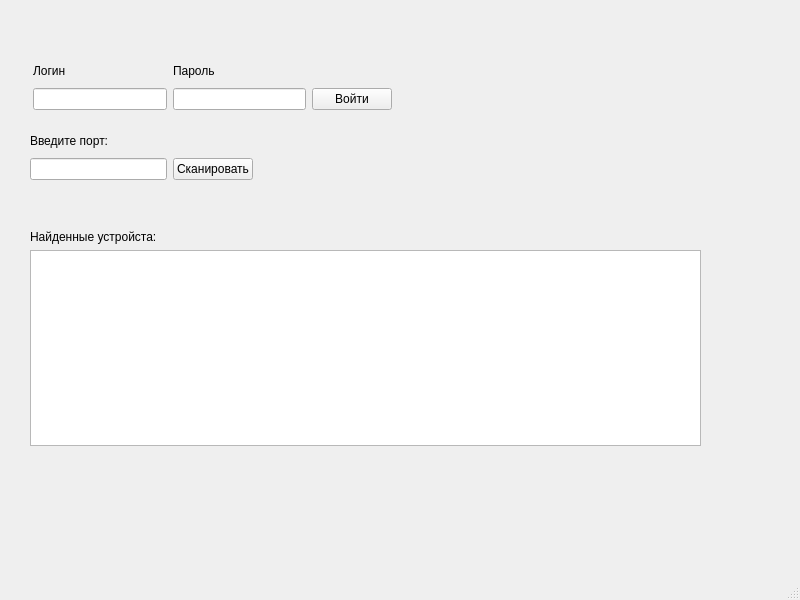
Qt form ui/design/main_window.ui (VadMaxOl/mysql_autobackuper) before a commit.
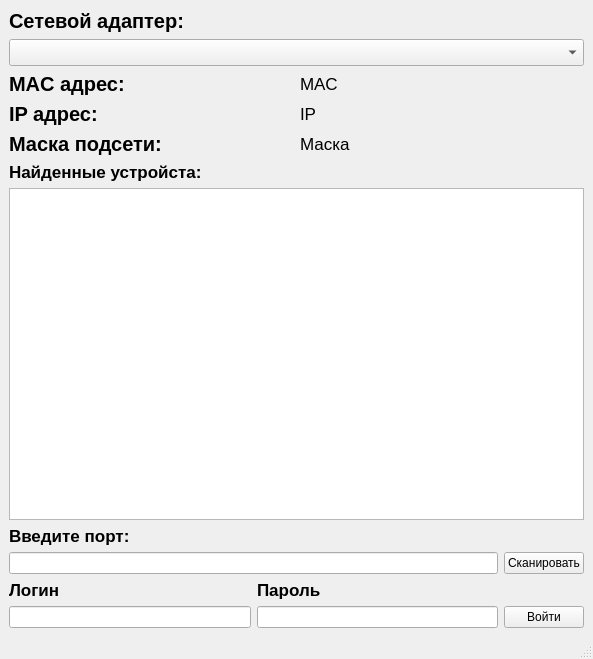
The same form after that commit.

Commit message: add scanner devices

What changed in the file:
```diff
--- a/ui/design/main_window.ui
+++ b/ui/design/main_window.ui
@@ -6,28 +6,210 @@
    <rect>
     <x>0</x>
     <y>0</y>
-    <width>800</width>
-    <height>600</height>
+    <width>593</width>
+    <height>659</height>
    </rect>
   </property>
   <property name="windowTitle">
    <string>MainWindow</string>
   </property>
   <widget class="QWidget" name="centralwidget">
-   <widget class="QWidget" name="">
-    <property name="geometry">
-     <rect>
-      <x>33</x>
-      <y>60</y>
-      <width>359</width>
-      <height>50</height>
-     </rect>
-    </property>
+   <layout class="QVBoxLayout" name="verticalLayout_7">
+    <item>
+     <widget class="QLabel" name="label_device">
+      <property name="font">
+       <font>
+        <pointsize>15</pointsize>
+        <bold>true</bold>
+       </font>
+      </property>
+      <property name="text">
+       <string>Сетевой адаптер:</string>
+      </property>
+     </widget>
+    </item>
+    <item>
+     <widget class="QComboBox" name="comboBox_devices">
+      <property name="font">
+       <font>
+        <pointsize>12</pointsize>
+       </font>
+      </property>
+     </widget>
+    </item>
+    <item>
+     <layout class="QHBoxLayout" name="horizontalLayout_5">
+      <item>
+       <widget class="QLabel" name="label_mac_adress">
+        <property name="font">
+         <font>
+          <pointsize>15</pointsize>
+          <bold>true</bold>
+         </font>
+        </property>
+        <property name="text">
+         <string>MAC адрес:</string>
+        </property>
+       </widget>
+      </item>
+      <item>
+       <widget class="QLabel" name="label_info_mac_adress">
+        <property name="font">
+         <font>
+          <pointsize>13</pointsize>
+          <bold>false</bold>
+         </font>
+        </property>
+        <property name="text">
+         <string>MAC</string>
+        </property>
+        <property name="wordWrap">
+         <bool>true</bool>
+        </property>
+       </widget>
+      </item>
+     </layout>
+    </item>
+    <item>
+     <layout class="QHBoxLayout" name="horizontalLayout_4">
+      <item>
+       <widget class="QLabel" name="label_ip_adress">
+        <property name="font">
+         <font>
+          <pointsize>15</pointsize>
+          <bold>true</bold>
+         </font>
+        </property>
+        <property name="text">
+         <string>IP адрес:</string>
+        </property>
+       </widget>
+      </item>
+      <item>
+       <widget class="QLabel" name="label_info_ip_adress">
+        <property name="font">
+         <font>
+          <pointsize>13</pointsize>
+          <bold>false</bold>
+         </font>
+        </property>
+        <property name="text">
+         <string>IP</string>
+        </property>
+        <property name="wordWrap">
+         <bool>true</bool>
+        </property>
+       </widget>
+      </item>
+     </layout>
+    </item>
+    <item>
+     <layout class="QHBoxLayout" name="horizontalLayout_3">
+      <item>
+       <widget class="QLabel" name="label_mask">
+        <property name="font">
+         <font>
+          <pointsize>15</pointsize>
+          <bold>true</bold>
+         </font>
+        </property>
+        <property name="text">
+         <string>Маска подсети:</string>
+        </property>
+       </widget>
+      </item>
+      <item>
+       <widget class="QLabel" name="label_info_mask">
+        <property name="font">
+         <font>
+          <pointsize>13</pointsize>
+          <bold>false</bold>
+         </font>
+        </property>
+        <property name="text">
+         <string>Маска</string>
+        </property>
+        <property name="wordWrap">
+         <bool>true</bool>
+        </property>
+       </widget>
+      </item>
+     </layout>
+    </item>
+    <item>
+     <layout class="QVBoxLayout" name="verticalLayout_6">
+      <item>
+       <widget class="QLabel" name="label_6">
+        <property name="font">
+         <font>
+          <pointsize>13</pointsize>
+          <bold>true</bold>
+         </font>
+        </property>
+        <property name="text">
+         <string>Найденные устройста:</string>
+        </property>
+       </widget>
+      </item>
+      <item>
+       <widget class="QTableView" name="devices_view"/>
+      </item>
+     </layout>
+    </item>
+    <item>
+     <layout class="QHBoxLayout" name="horizontalLayout_2">
+      <item>
+       <layout class="QVBoxLayout" name="verticalLayout_4">
+        <item>
+         <widget class="QLabel" name="label_4">
+          <property name="font">
+           <font>
+            <pointsize>13</pointsize>
+            <bold>true</bold>
+           </font>
+          </property>
+          <property name="text">
+           <string>Введите порт:</string>
+          </property>
+         </widget>
+        </item>
+        <item>
+         <widget class="QLineEdit" name="port_enter"/>
+        </item>
+       </layout>
+      </item>
+      <item>
+       <layout class="QVBoxLayout" name="verticalLayout_5">
+        <item>
+         <widget class="QLabel" name="label_5">
+          <property name="text">
+           <string/>
+          </property>
+         </widget>
+        </item>
+        <item>
+         <widget class="QPushButton" name="skanport_button">
+          <property name="text">
+           <string>Сканировать</string>
+          </property>
+         </widget>
+        </item>
+       </layout>
+      </item>
+     </layout>
+    </item>
+    <item>
     <layout class="QHBoxLayout" name="horizontalLayout">
      <item>
       <layout class="QVBoxLayout" name="verticalLayout">
        <item>
         <widget class="QLabel" name="label">
+          <property name="font">
+           <font>
+            <pointsize>13</pointsize>
+            <bold>true</bold>
+           </font>
+          </property>
          <property name="text">
           <string>Логин</string>
          </property>
@@ -52,6 +234,12 @@
       <layout class="QVBoxLayout" name="verticalLayout_2">
        <item>
         <widget class="QLabel" name="label_2">
+          <property name="font">
+           <font>
+            <pointsize>13</pointsize>
+            <bold>true</bold>
+           </font>
+          </property>
          <property name="text">
           <string>Пароль</string>
          </property>
@@ -85,83 +273,8 @@
       </layout>
      </item>
     </layout>
-   </widget>
-   <widget class="QWidget" name="">
-    <property name="geometry">
-     <rect>
-      <x>30</x>
-      <y>130</y>
-      <width>223</width>
-      <height>50</height>
-     </rect>
-    </property>
-    <layout class="QHBoxLayout" name="horizontalLayout_2">
-     <item>
-      <layout class="QVBoxLayout" name="verticalLayout_4">
-       <item>
-        <widget class="QLabel" name="label_4">
-         <property name="text">
-          <string>Введите порт:</string>
-         </property>
-        </widget>
-       </item>
-       <item>
-        <widget class="QLineEdit" name="port_enter"/>
-       </item>
-      </layout>
-     </item>
-     <item>
-      <layout class="QVBoxLayout" name="verticalLayout_5">
-       <item>
-        <widget class="QLabel" name="label_5">
-         <property name="text">
-          <string/>
-         </property>
-        </widget>
-       </item>
-       <item>
-        <widget class="QPushButton" name="skanport_button">
-         <property name="text">
-          <string>Сканировать</string>
-         </property>
-        </widget>
-       </item>
-      </layout>
-     </item>
-    </layout>
-   </widget>
-   <widget class="QWidget" name="">
-    <property name="geometry">
-     <rect>
-      <x>30</x>
-      <y>230</y>
-      <width>671</width>
-      <height>216</height>
-     </rect>
-    </property>
-    <layout class="QVBoxLayout" name="verticalLayout_6">
-     <item>
-      <widget class="QLabel" name="label_6">
-       <property name="text">
-        <string>Найденные устройста:</string>
-       </property>
-      </widget>
-     </item>
-     <item>
-      <widget class="QTableView" name="devices_view"/>
-     </item>
-    </layout>
-   </widget>
-  </widget>
-  <widget class="QMenuBar" name="menubar">
-   <property name="geometry">
-    <rect>
-     <x>0</x>
-     <y>0</y>
-     <width>800</width>
-     <height>22</height>
-    </rect>
-   </property>
+    </item>
+   </layout>
   </widget>
   <widget class="QStatusBar" name="statusbar"/>
  </widget>
```
Left out of the diff: 2 changed lines with no effect on the pictures. Lines whose indentation alone changed are shown as unchanged. The commit also changes 13 other files.
